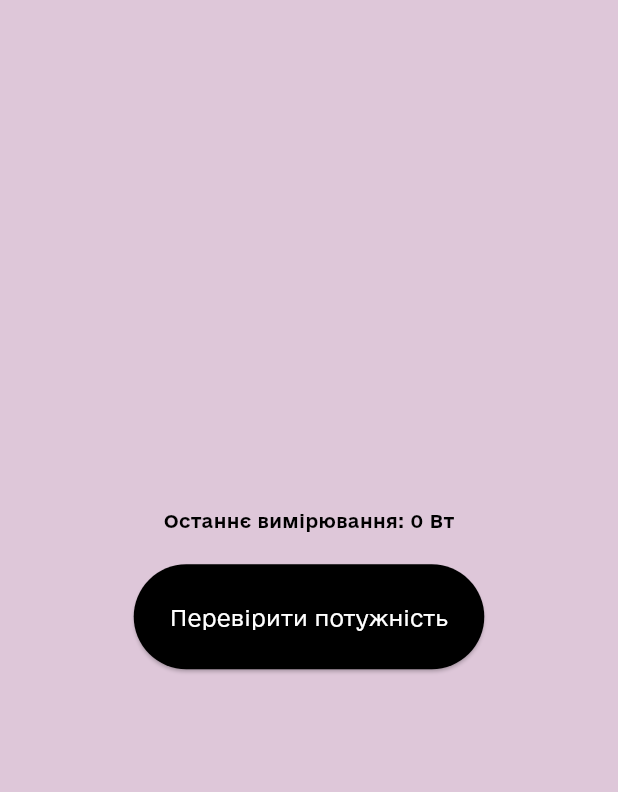
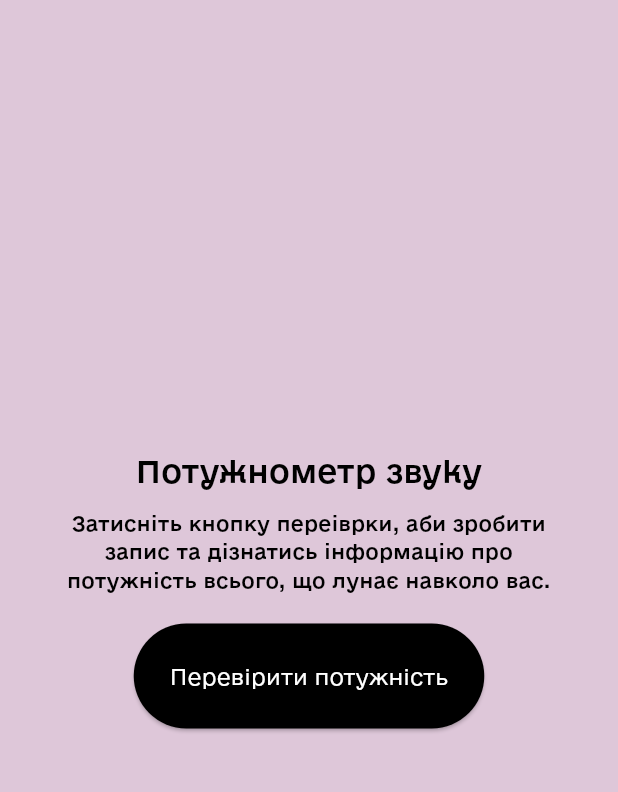
Before and after one commit to liubquanti/Power-Meter, a Flutter app: the RecorderScreen screen opened directly, on a phone screen of 412 x 824 dp, the part 104-896 px from its top. Run offline on Flutter 3.47's test engine with Material 3 defaults, Android fonts, the phone set to English and light mode, and no system bars; our stand-ins replace camera, flutter_svg, permission_handler.

```diff
--- a/lib/screens/camera.dart
+++ b/lib/screens/camera.dart
@@ -136,7 +136,7 @@ class _CameraScreenState extends State<CameraScreen> {
                 child: SizedBox(
                 width: 360,
                 child: Text(
-              'Наведіться на суб\'єкт та натисніть кнопку переіврки, аби дізнатись інформацію про його потужність.',
+              'Наведіться на суб\'єкт та натисніть кнопку переіврки, аби зробити знімок та дізнатись інформацію про його потужність.',
               style: TextStyle(
                 fontFamily: 'e-Ukraine',
                 color: Colors.black,
--- a/lib/screens/recorder.dart
+++ b/lib/screens/recorder.dart
@@ -51,14 +51,32 @@ class _RecorderScreenState extends State<RecorderScreen> {
         child: Column(
             mainAxisAlignment: MainAxisAlignment.center,
             children: [
-              const Text(
-                'Останнє вимірювання: 0 Вт',
+              const Center(
+                child: Text(
+                'Потужнометр звуку',
+                style: TextStyle(
+                  fontFamily: 'e-UkraineHead',
+                  color: Colors.black,
+                  fontSize: 20,
+                  fontWeight: FontWeight.w500,
+                ),
+                textAlign: TextAlign.center,
+                ),
+              ),
+              const SizedBox(height: 10),
+              const Center(
+                  child: SizedBox(
+                  width: 360,
+                  child: Text(
+                'Затисніть кнопку переіврки, аби зробити запис та дізнатись інформацію про потужність всього, що лунає навколо вас.',
                 style: TextStyle(
                   fontFamily: 'e-Ukraine',
                   color: Colors.black,
-                  fontSize: 12,
-                  fontWeight: FontWeight.bold,
+                  fontSize: 13,
+                  fontWeight: FontWeight.w500,
                 ),
+                textAlign: TextAlign.center,
+                ),),
               ),
               const SizedBox(height: 20),
               ElevatedButton(
```
Also changed, not shown: lib/screens/home.dart (+28 -0 lines).
